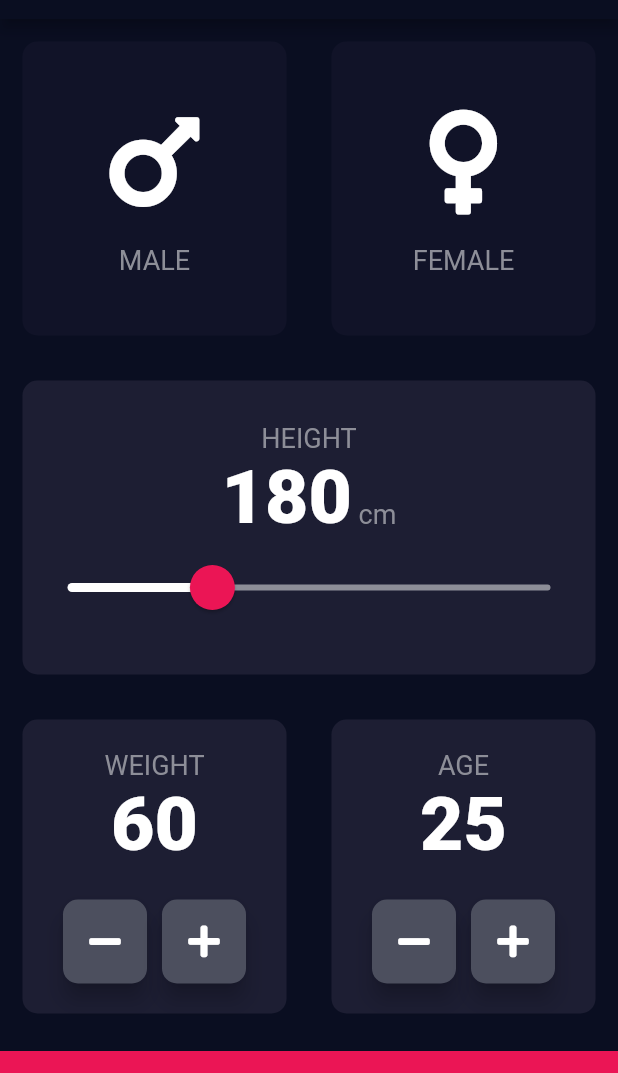
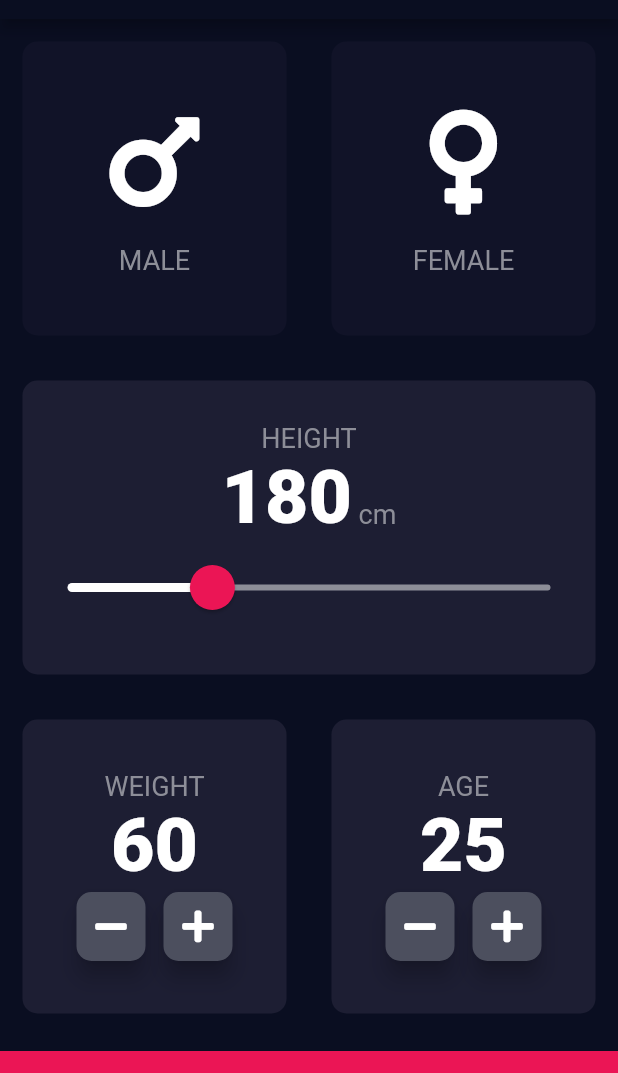
Before and after one commit to eightbytestech/ebt_bmi_calculator, a Flutter app: the screen it shows after launch, on a phone screen of 412 x 824 dp, the part 65-1138 px from its top. Run offline on Flutter 3.47's test engine with Material 2 defaults, Android fonts, the phone set to English and light mode, and no system bars; our stand-ins replace font_awesome_flutter.

Commit message:
updated the rounded button size

```diff
--- a/lib/input_page.dart
+++ b/lib/input_page.dart
@@ -135,9 +135,6 @@ class _InputPageState extends State<InputPage> {
                           _weight.toString(),
                           style: kNumberTextStyle,
                         ),
-                        SizedBox(
-                          height: 20.0,
-                        ),
                         Row(
                           mainAxisAlignment: MainAxisAlignment.center,
                           children: <Widget>[
@@ -179,9 +176,6 @@ class _InputPageState extends State<InputPage> {
                         Text(
                           _age.toString(),
                           style: kNumberTextStyle,
-                        ),
-                        SizedBox(
-                          height: 20.0,
                         ),
                         Row(
                           mainAxisAlignment: MainAxisAlignment.center,
@@ -240,8 +234,8 @@ class RoundIconButton extends StatelessWidget {
       onPressed: onPressed,
       elevation: 6.0,
       constraints: BoxConstraints.tightFor(
-        width: 56.0,
-        height: 56.0,
+        width: 46.0,
+        height: 46.0,
       ),
       //shape: CircleBorder(),
       shape: RoundedRectangleBorder(borderRadius: BorderRadius.circular(10.0)),
```
